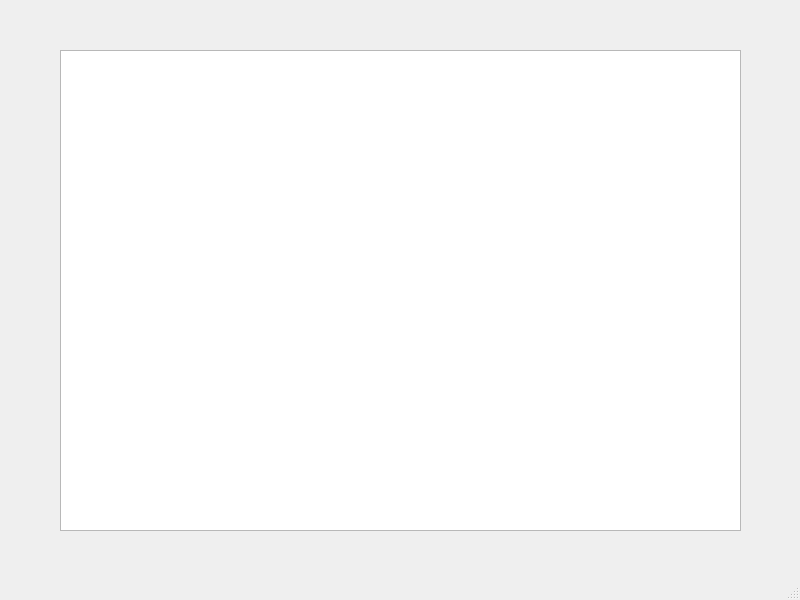
Qt form codigoProyectoFinal/mainwindow.ui (EdwinGutierrezAcevedo/ProyectoFinal) before a commit.
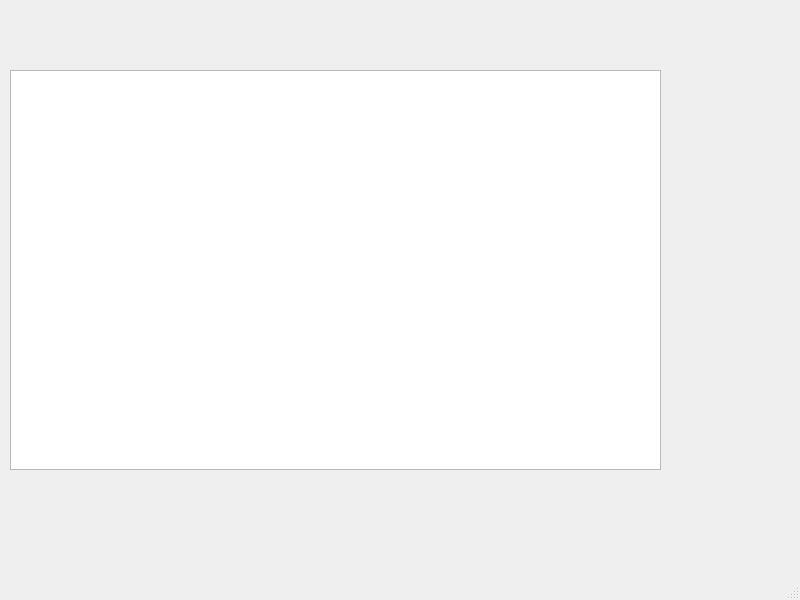
The same form after that commit.

```diff
--- a/codigoProyectoFinal/mainwindow.ui
+++ b/codigoProyectoFinal/mainwindow.ui
@@ -17,10 +17,10 @@
    <widget class="QGraphicsView" name="graphicsView">
     <property name="geometry">
      <rect>
-      <x>60</x>
-      <y>50</y>
-      <width>681</width>
-      <height>481</height>
+      <x>10</x>
+      <y>70</y>
+      <width>651</width>
+      <height>400</height>
      </rect>
     </property>
    </widget>
```
